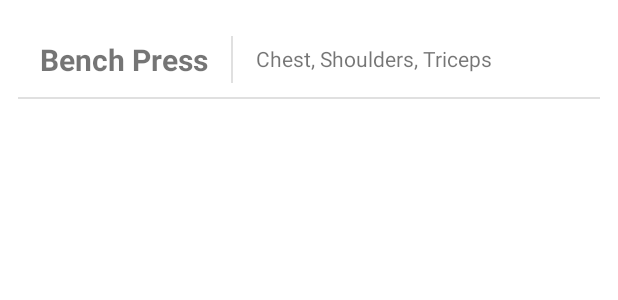
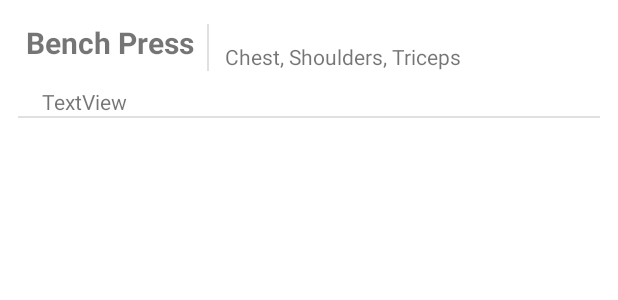
Before and after one commit to MaxLangleyIV/Exercise-Tracker-App, an Android app: the layout exercise_def_row.xml on its own in the app's theme, with its tools: preview values and no code run, on a phone screen of 412 x 824 dp. Shown: the top 300 px of the screen. Run offline under Robolectric (Android 15) with nearby library versions, the light colour scheme and no system bars.

```diff
--- a/app/src/main/res/layout/exercise_def_row.xml
+++ b/app/src/main/res/layout/exercise_def_row.xml
@@ -13,25 +13,25 @@
         android:text="Bench Press"
         android:textSize="20sp"
         android:textStyle="bold"
-        app:layout_constraintBottom_toBottomOf="parent"
+        app:layout_constraintBottom_toTopOf="@+id/bottomDivider"
         app:layout_constraintEnd_toEndOf="parent"
-        app:layout_constraintHorizontal_bias="0.053"
+        app:layout_constraintHorizontal_bias="0.02"
         app:layout_constraintStart_toStartOf="parent"
         app:layout_constraintTop_toTopOf="parent"
-        app:layout_constraintVertical_bias="0.518" />
+        app:layout_constraintVertical_bias="0.078" />
 
     <TextView
         android:id="@+id/exerciseBodyParts"
         android:layout_width="wrap_content"
         android:layout_height="wrap_content"
-        android:layout_marginStart="32dp"
+        android:layout_marginTop="16dp"
+        android:layout_marginEnd="92dp"
         android:text="Chest, Shoulders, Triceps"
-        app:layout_constraintBottom_toBottomOf="parent"
-        app:layout_constraintStart_toEndOf="@+id/exerciseName"
+        app:layout_constraintEnd_toEndOf="parent"
         app:layout_constraintTop_toTopOf="parent" />
 
     <View
-        android:id="@+id/divider2"
+        android:id="@+id/verticalDivider"
         android:layout_width="1dp"
         android:layout_height="31dp"
         android:layout_marginStart="8dp"
@@ -40,18 +40,29 @@
         android:background="?android:attr/listDivider"
         app:layout_constraintBottom_toBottomOf="parent"
         app:layout_constraintEnd_toStartOf="@+id/exerciseBodyParts"
+        app:layout_constraintHorizontal_bias="0.13"
         app:layout_constraintStart_toEndOf="@+id/exerciseName"
-        app:layout_constraintTop_toTopOf="parent" />
+        app:layout_constraintTop_toTopOf="parent"
+        app:layout_constraintVertical_bias="0.076" />
 
     <View
-        android:id="@+id/divider3"
+        android:id="@+id/bottomDivider"
         android:layout_width="409dp"
         android:layout_height="1dp"
-        android:layout_marginTop="16dp"
         android:background="?android:attr/listDivider"
         app:layout_constraintBottom_toBottomOf="parent"
-        app:layout_constraintEnd_toEndOf="parent"
+        tools:layout_editor_absoluteX="1dp" />
+
+    <TextView
+        android:id="@+id/textView5"
+        android:layout_width="wrap_content"
+        android:layout_height="wrap_content"
+        android:layout_marginStart="16dp"
+        android:layout_marginTop="16dp"
+        android:text="TextView"
+        app:layout_constraintBottom_toTopOf="@+id/bottomDivider"
         app:layout_constraintStart_toStartOf="parent"
-        app:layout_constraintTop_toBottomOf="@+id/exerciseBodyParts" />
+        app:layout_constraintTop_toBottomOf="@+id/exerciseName"
+        app:layout_constraintVertical_bias="0.0" />
 
 </androidx.constraintlayout.widget.ConstraintLayout>
```
Also changed, not shown: app/src/main/java/com/langley/exerciseStatTracker/adapters/ExerciseLibraryAdapter.kt (added, +42 -0 lines).
